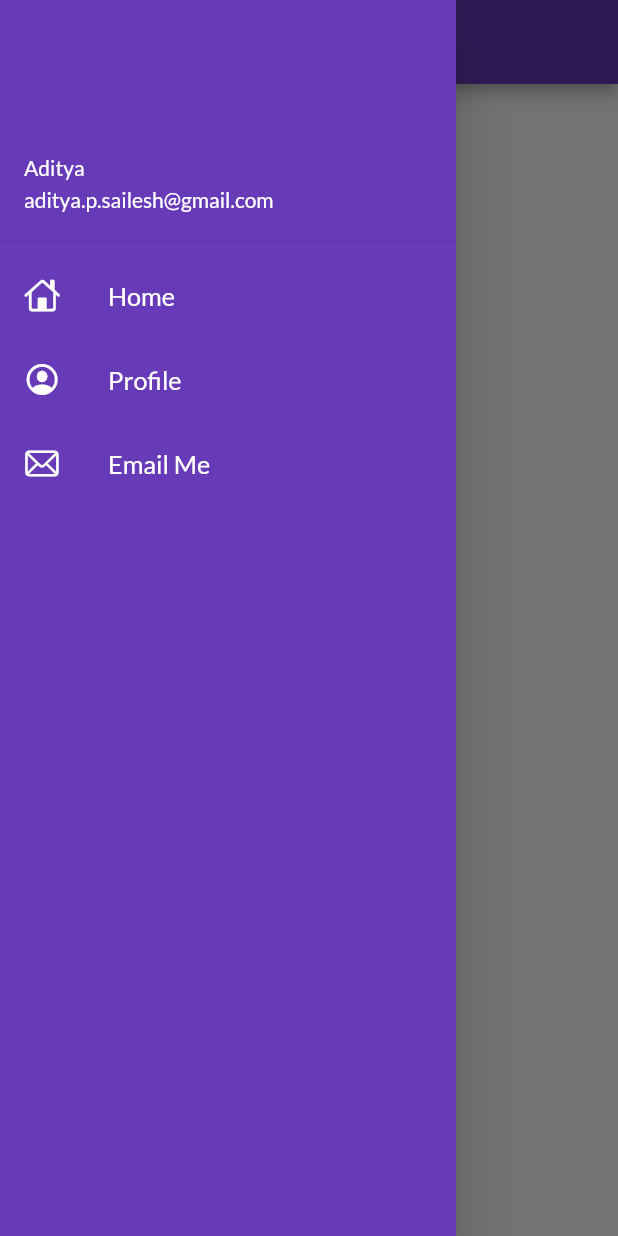
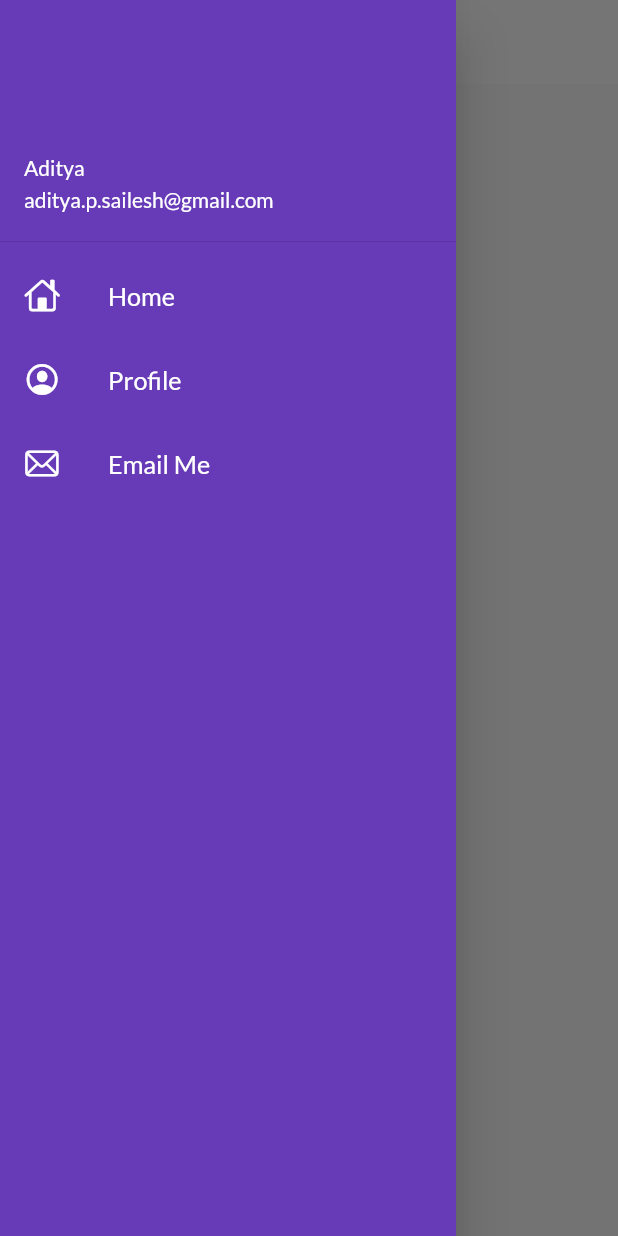
Before and after one commit to aditya1602/new-flutter, a Flutter app: the screen it shows after launch, with the side drawer open, on a phone screen of 412 x 824 dp. Run offline on Flutter 3.47's test engine with Material 2 defaults, Android fonts, the phone set to English and light mode, and no system bars; our stand-ins replace google_fonts.

Commit message:
Themes Extracted

```diff
--- /dev/null
+++ b/lib/Widgets/themes.dart
@@ -0,0 +1,21 @@
+// ignore_for_file: prefer_const_constructors
+
+import 'package:flutter/material.dart';
+import 'package:google_fonts/google_fonts.dart';
+
+class MyTheme {
+   static ThemeData lightTheme(BuildContext context) => ThemeData(
+          primarySwatch: Colors.deepPurple,
+          fontFamily: GoogleFonts.lato().fontFamily,
+          appBarTheme: AppBarTheme(
+            color: Colors.white,
+            elevation: 0.0,
+            iconTheme: IconThemeData(color: Colors.deepPurple),
+            titleTextStyle:TextStyle(color: Colors.deepPurple,fontSize: 21,),
+
+          ));
+
+    static ThemeData darkTheme(BuildContext context) => ThemeData(
+      brightness: Brightness.dark,
+         );
+}
--- a/lib/main.dart
+++ b/lib/main.dart
@@ -1,10 +1,12 @@
+
 // ignore_for_file: prefer_const_constructors
 
 import 'package:flutter/material.dart';
+import 'package:flutter_dec_17/Widgets/themes.dart';
 import 'package:flutter_dec_17/pages/home_page.dart';
 import 'package:flutter_dec_17/pages/login_page.dart';
 import 'package:flutter_dec_17/utilities/routes.dart';
-import 'package:google_fonts/google_fonts.dart';
+
 void main() {
   runApp(MyApp());
 }
@@ -15,14 +17,9 @@ class MyApp extends StatelessWidget {
   @override
   Widget build(BuildContext context) {
     return MaterialApp(
-
       themeMode: ThemeMode.light,
-      theme: ThemeData(
-          primarySwatch: Colors.deepPurple,
-          fontFamily: GoogleFonts.lato().fontFamily),
-      darkTheme: ThemeData(
-        brightness: Brightness.dark,
-      ),
+      theme: MyTheme.lightTheme(context),
+      darkTheme: MyTheme.darkTheme(context),
       debugShowCheckedModeBanner: false,
       initialRoute: MyRoutes.homeRoute,
       routes: {
```
Also changed, not shown: pubspec.yaml (+12 -12 lines).
